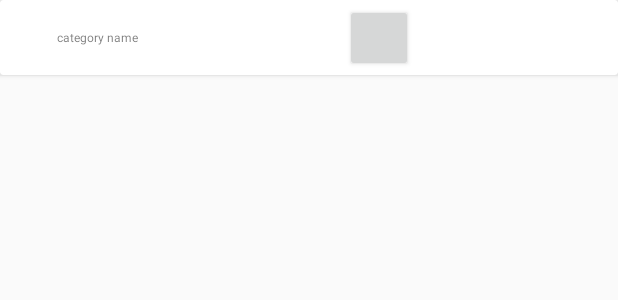
After one commit to abdullahalamodi/Profitable_Shopping_App, an Android app: the layout category_lis_itemt.xml on its own in the app's theme, with its tools: preview values and no code run, on a phone screen of 412 x 824 dp. The commit adds this screen. Shown: the top 300 px of the screen. Run offline under Robolectric (Android 15) with nearby library versions, the phone set to English and light mode, and no system bars.

Commit message:
haytham first commit to mange category

```diff
--- a/app/build.gradle
+++ b/app/build.gradle
@@ -33,5 +33,11 @@ dependencies {
     testImplementation 'junit:junit:4.12'
     androidTestImplementation 'androidx.test.ext:junit:1.1.2'
     androidTestImplementation 'androidx.test.espresso:espresso-core:3.3.0'
+    implementation 'androidx.recyclerview:recyclerview:1.1.0'
+    implementation 'com.squareup.retrofit2:retrofit:2.7.1'
+    implementation 'androidx.lifecycle:lifecycle-extensions:2.2.0'
+    implementation 'com.google.code.gson:gson:2.8.6'
+    implementation 'com.squareup.retrofit2:converter-gson:2.4.0'
+    implementation 'androidx.cardview:cardview:1.0.0'
 
 }
--- /dev/null
+++ b/app/src/main/java/com/finalproject/profitableshopping/data/models/CategoryModel.kt
@@ -0,0 +1,5 @@
+package com.finalproject.profitableshopping.data.models
+
+
+
+data class CategoryModel (var id:Int=0,var categoryName:String="")
--- a/app/src/main/res/layout/activity_main.xml
+++ b/app/src/main/res/layout/activity_main.xml
@@ -4,6 +4,7 @@
     xmlns:tools="http://schemas.android.com/tools"
     android:layout_width="match_parent"
     android:layout_height="match_parent"
+    android:id="@+id/container"
     tools:context=".view.MainActivity">
 
     <TextView
--- /dev/null
+++ b/app/src/main/res/layout/category_lis_itemt.xml
@@ -0,0 +1,45 @@
+<?xml version="1.0" encoding="utf-8"?>
+<LinearLayout xmlns:android="http://schemas.android.com/apk/res/android"
+    xmlns:app="http://schemas.android.com/apk/res-auto"
+    xmlns:tools="http://schemas.android.com/tools"
+    android:layout_width="match_parent"
+    android:layout_height="match_parent"
+    android:layout_marginBottom="10dp">
+
+    <androidx.cardview.widget.CardView
+        android:layout_width="match_parent"
+        android:layout_height="50dp">
+
+        <androidx.constraintlayout.widget.ConstraintLayout
+            android:layout_width="match_parent"
+            android:layout_height="match_parent"
+            android:orientation="horizontal">
+
+
+            <Button
+                android:id="@+id/pop_menue"
+                android:layout_width="45dp"
+                android:layout_height="45dp"
+                app:layout_constraintBottom_toBottomOf="parent"
+                app:layout_constraintEnd_toEndOf="parent"
+                app:layout_constraintStart_toEndOf="@+id/category_name"
+                app:layout_constraintTop_toTopOf="parent" />
+
+            <TextView
+                android:id="@+id/category_name"
+                android:layout_width="wrap_content"
+                android:layout_height="wrap_content"
+                android:layout_marginStart="38dp"
+
+                android:text="category name"
+                android:textSize="8sp"
+                app:layout_constraintBottom_toBottomOf="parent"
+                app:layout_constraintStart_toStartOf="parent"
+                app:layout_constraintTop_toTopOf="parent" />
+
+
+        </androidx.constraintlayout.widget.ConstraintLayout>
+
+    </androidx.cardview.widget.CardView>
+
+</LinearLayout>
```
Also changed, not shown: app/src/main/java/com/finalproject/profitableshopping/data/ShoppingRepositry.kt (added, +43 -0 lines), app/src/main/java/com/finalproject/profitableshopping/data/api/ShoppingApi.kt (added, +22 -0 lines), app/src/main/java/com/finalproject/profitableshopping/view/MainActivity.kt (+8 -0 lines), app/src/main/java/com/finalproject/profitableshopping/view/categorty/CategoryCrudFragment.kt (added, +161 -0 lines), app/src/main/java/com/finalproject/profitableshopping/viewmodel/CategoryViewModel.kt (added, +116 -0 lines), app/src/main/res/layout/fragment_category.xml (added, +14 -0 lines).
